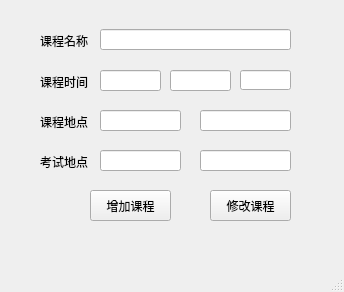
Before: the Qt Designer form src/manager_window.ui in tangdouer1005/DataStructure_course_design, drawn with Qt 5.
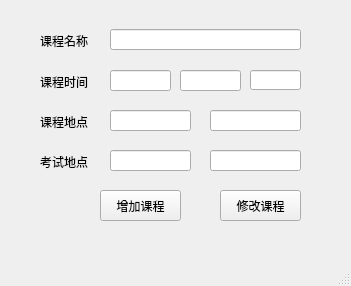
After: the same form once the commit is applied.

What changed in the file:
```diff
--- a/src/manager_window.ui
+++ b/src/manager_window.ui
@@ -6,8 +6,8 @@
    <rect>
     <x>0</x>
     <y>0</y>
-    <width>344</width>
-    <height>292</height>
+    <width>351</width>
+    <height>286</height>
    </rect>
   </property>
   <property name="windowTitle">
@@ -17,7 +17,7 @@
    <widget class="QLineEdit" name="name">
     <property name="geometry">
      <rect>
-      <x>100</x>
+      <x>110</x>
       <y>29</y>
       <width>191</width>
       <height>21</height>
@@ -29,7 +29,7 @@
      <rect>
       <x>40</x>
       <y>30</y>
-      <width>54</width>
+      <width>71</width>
       <height>21</height>
      </rect>
     </property>
@@ -42,7 +42,7 @@
      <rect>
       <x>40</x>
       <y>71</y>
-      <width>54</width>
+      <width>71</width>
       <height>21</height>
      </rect>
     </property>
@@ -55,7 +55,7 @@
      <rect>
       <x>40</x>
       <y>111</y>
-      <width>54</width>
+      <width>71</width>
       <height>21</height>
      </rect>
     </property>
@@ -66,7 +66,7 @@
    <widget class="QLineEdit" name="site">
     <property name="geometry">
      <rect>
-      <x>100</x>
+      <x>110</x>
       <y>110</y>
       <width>81</width>
       <height>21</height>
@@ -76,7 +76,7 @@
    <widget class="QLineEdit" name="room">
     <property name="geometry">
      <rect>
-      <x>200</x>
+      <x>210</x>
       <y>110</y>
       <width>91</width>
       <height>21</height>
@@ -86,7 +86,7 @@
    <widget class="QLineEdit" name="exam_room">
     <property name="geometry">
      <rect>
-      <x>200</x>
+      <x>210</x>
       <y>150</y>
       <width>91</width>
       <height>21</height>
@@ -98,7 +98,7 @@
      <rect>
       <x>40</x>
       <y>151</y>
-      <width>54</width>
+      <width>71</width>
       <height>21</height>
      </rect>
     </property>
@@ -109,7 +109,7 @@
    <widget class="QLineEdit" name="exam_site">
     <property name="geometry">
      <rect>
-      <x>100</x>
+      <x>110</x>
       <y>150</y>
       <width>81</width>
       <height>21</height>
@@ -119,7 +119,7 @@
    <widget class="QPushButton" name="add_button">
     <property name="geometry">
      <rect>
-      <x>90</x>
+      <x>100</x>
       <y>190</y>
       <width>81</width>
       <height>31</height>
@@ -132,7 +132,7 @@
    <widget class="QPushButton" name="modify_button">
     <property name="geometry">
      <rect>
-      <x>210</x>
+      <x>220</x>
       <y>190</y>
       <width>81</width>
       <height>31</height>
@@ -145,7 +145,7 @@
    <widget class="QLineEdit" name="time">
     <property name="geometry">
      <rect>
-      <x>170</x>
+      <x>180</x>
       <y>70</y>
       <width>61</width>
       <height>21</height>
@@ -155,7 +155,7 @@
    <widget class="QLineEdit" name="day">
     <property name="geometry">
      <rect>
-      <x>100</x>
+      <x>110</x>
       <y>70</y>
       <width>61</width>
       <height>21</height>
@@ -165,7 +165,7 @@
    <widget class="QLineEdit" name="num">
     <property name="geometry">
      <rect>
-      <x>240</x>
+      <x>250</x>
       <y>70</y>
       <width>51</width>
       <height>20</height>
```
Left out of the diff: 4 changed lines with no effect on the pictures.
